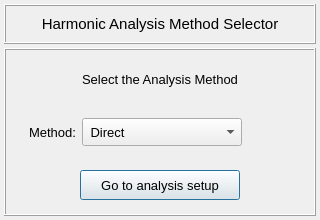
First picture: the form in pulse/interface/data/ui_files/analysis/general/harmonic_analysis_method.ui, repository open-pulse/OpenPulse, before the edit.
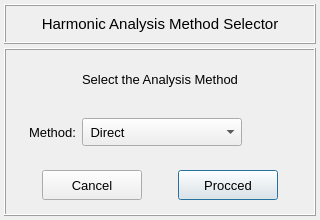
Second picture: the form after the edit. Icons and pictures are not drawn.

```diff
--- a/pulse/interface/data/ui_files/analysis/general/harmonic_analysis_method.ui
+++ b/pulse/interface/data/ui_files/analysis/general/harmonic_analysis_method.ui
@@ -457,17 +457,51 @@
          <property name="spacing">
           <number>0</number>
          </property>
+         <item row="0" column="1">
+          <widget class="QPushButton" name="pushButton_proceed">
+           <property name="minimumSize">
+            <size>
+             <width>100</width>
+             <height>30</height>
+            </size>
+           </property>
+           <property name="maximumSize">
+            <size>
+             <width>100</width>
+             <height>30</height>
+            </size>
+           </property>
+           <property name="font">
+            <font>
+             <family>MS Shell Dlg 2</family>
+             <pointsize>10</pointsize>
+             <weight>50</weight>
+             <italic>false</italic>
+             <bold>false</bold>
+            </font>
+           </property>
+           <property name="toolTip">
+            <string>&lt;html&gt;&lt;head/&gt;&lt;body&gt;&lt;p&gt;Go to the analysis setup&lt;/p&gt;&lt;/body&gt;&lt;/html&gt;</string>
+           </property>
+           <property name="styleSheet">
+            <string notr="true"/>
+           </property>
+           <property name="text">
+            <string>Procced</string>
+           </property>
+          </widget>
+         </item>
          <item row="0" column="0">
           <widget class="QPushButton" name="pushButton_go_to_analysis_setup">
            <property name="minimumSize">
             <size>
-             <width>160</width>
+             <width>100</width>
              <height>30</height>
             </size>
            </property>
            <property name="maximumSize">
             <size>
-             <width>160</width>
+             <width>100</width>
              <height>30</height>
             </size>
            </property>
@@ -484,7 +518,7 @@
             <string notr="true"/>
            </property>
            <property name="text">
-            <string>Go to analysis setup</string>
+            <string>Cancel</string>
            </property>
           </widget>
          </item>
```
Left out of the diff: 5 changed lines with no effect on the pictures.
